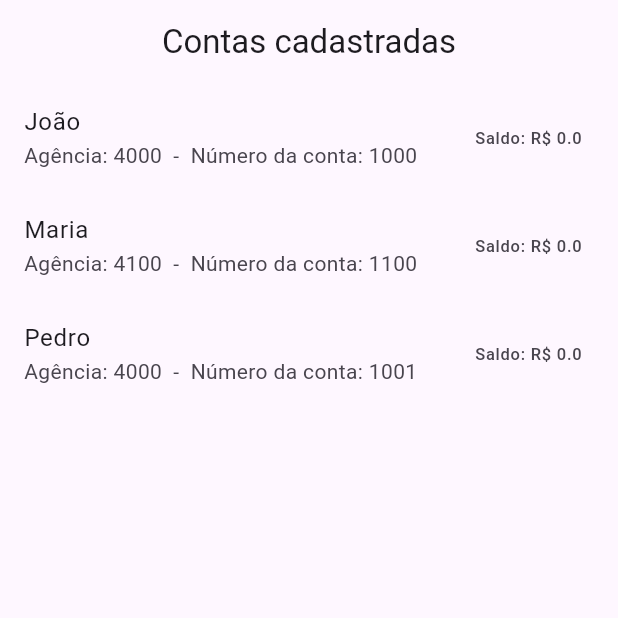
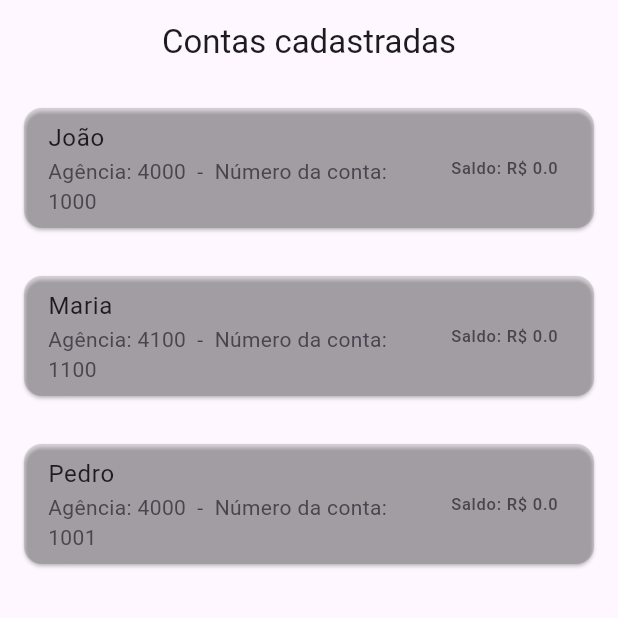
Before and after one commit to cassiab13/atividades_flutter, a Flutter app: the screen it shows after launch, on a phone screen of 412 x 824 dp, the top half of it. Run offline on Flutter 3.47's test engine with Material 3 defaults, Android fonts, the phone set to English and light mode, and no system bars.

Commit message:
adiciona o Widget Card

```diff
--- a/atividade01/lib/screens/contas_cadastradas.dart
+++ b/atividade01/lib/screens/contas_cadastradas.dart
@@ -16,13 +16,16 @@ class ContasCadastradas extends StatelessWidget {
           itemCount: contas.length,
           itemBuilder: (BuildContext context, int index) {
             final conta = contas[index];
-            return ListTile(
+            return Card(
+              margin: const EdgeInsets.all(16.0),
+              color: Colors.black12,
+              child: ListTile(
               title: Text(conta.titular),
               subtitle: Text(
                   'Agência: ${conta.agencia}  -  Número da conta: ${conta.numeroConta}'),
               trailing: Text('Saldo: R\$ ${conta.saldo}'),
-            );
-          }),
-    );
+            ));
+          },
+    ));
   }
 }
```
